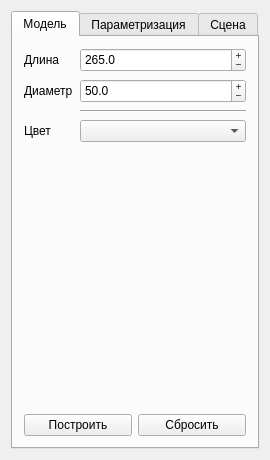
seleznevladislav/Pneumopress-, file PneumocylinderConfigurator/ParamsWidget.ui: the form before one commit.
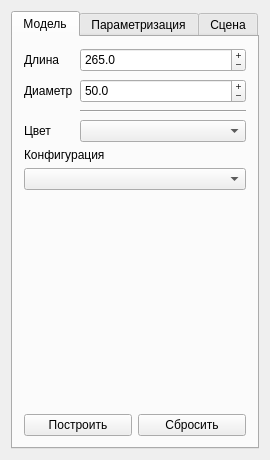
The form after the commit.

The edit to the form file:
```diff
--- a/PneumocylinderConfigurator/ParamsWidget.ui
+++ b/PneumocylinderConfigurator/ParamsWidget.ui
@@ -143,6 +143,16 @@
          </item>
         </layout>
        </item>
+       <item>
+        <widget class="QLabel" name="label_9">
+         <property name="text">
+          <string>Конфигурация</string>
+         </property>
+        </widget>
+       </item>
+       <item>
+        <widget class="QComboBox" name="comboBox_config"/>
+       </item>
        <item>
         <spacer name="verticalSpacer">
          <property name="orientation">
```
